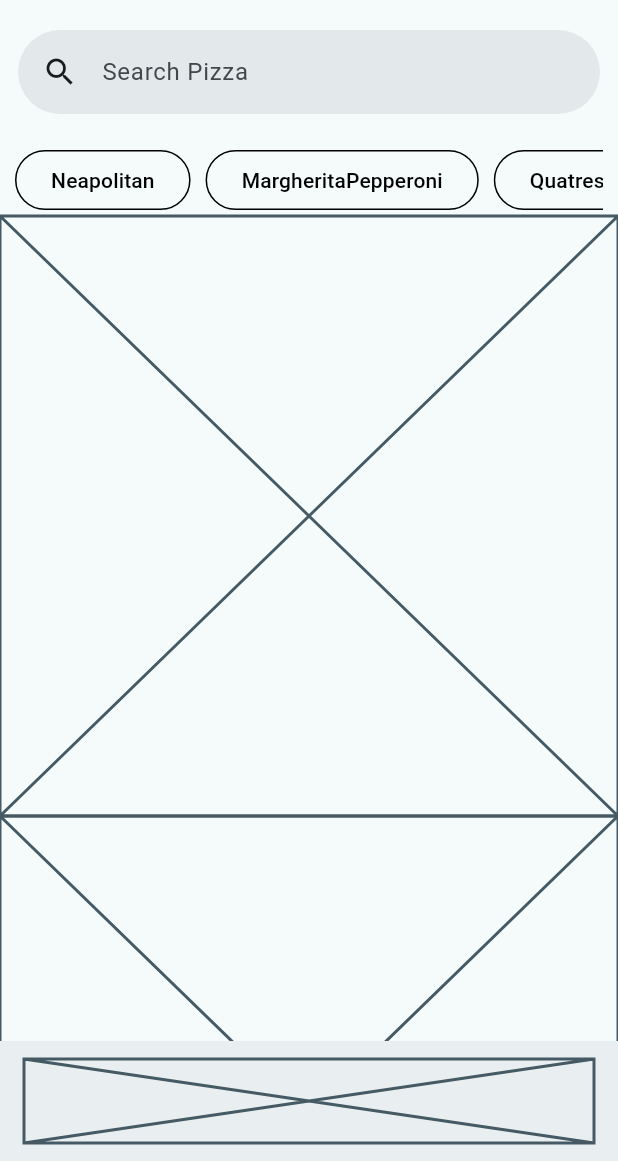
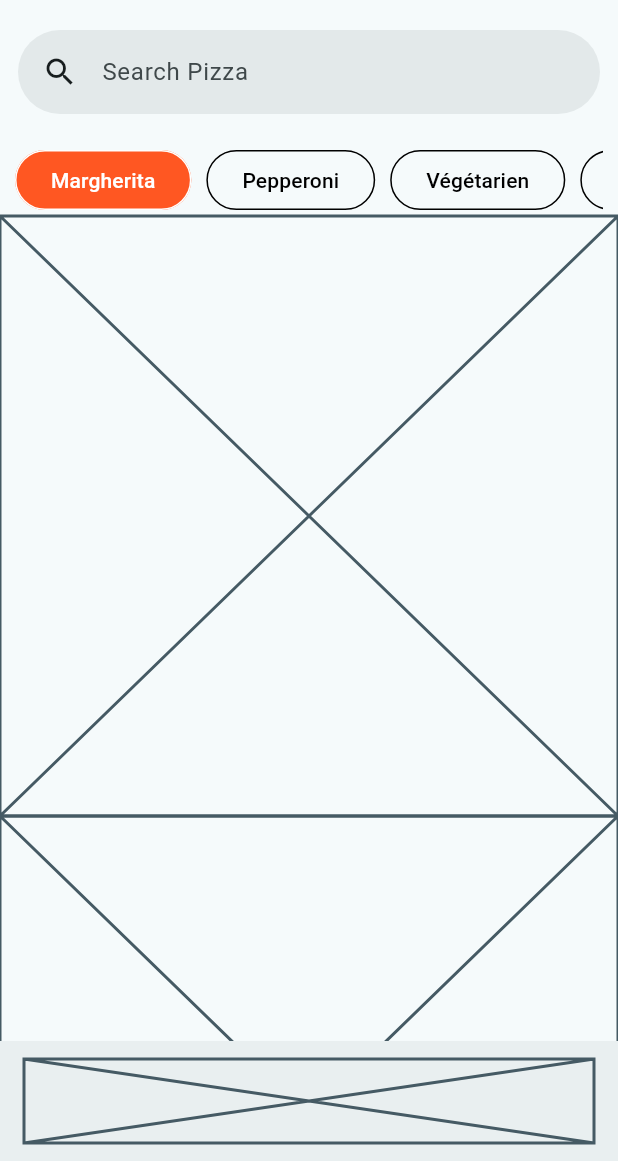
Before and after one commit to e-mandy/food_delivery_mobile_app, a Flutter app: the Accueil screen opened directly, on a phone screen of 412 x 824 dp, the part 75-1236 px from its top. Run offline on Flutter 3.47's test engine with Material 3 defaults, Android fonts, the phone set to English and light mode, and no system bars; our stand-ins replace slide_to_act.

Commit message:
Finalisation de la section de categorie de pizza

```diff
--- a/lib/Accueil/components/body/food_categorie.dart
+++ b/lib/Accueil/components/body/food_categorie.dart
@@ -11,12 +11,12 @@ class _FoodCategorieState extends State<FoodCategorie> {
   @override
   Widget build(BuildContext context) {
 
-    final List<String> foodCategories = [
-      "Neapolitan",
-      "Margherita"
-      "Pepperoni",
-      "Quatres Saison",
-      "Royale Pizza"
+    final List<Map<String, bool>> foodCategories = [
+      {"Margherita": true},
+      {"Pepperoni": false},
+      {"Végétarien": false},
+      {"Quatres Saisons": false},
+      {"Royale Pizza": false},
     ];
 
     return Container(
@@ -34,16 +34,17 @@ class _FoodCategorieState extends State<FoodCategorie> {
                     return OutlinedButton(
                       onPressed: (){},
                       style: OutlinedButton.styleFrom(
-                      side: BorderSide(
-                        color: Colors.black
-                      )
-                    ),
-                    child: Text(category,
-                      style:
-                        TextStyle(
-                          color: Colors.black
+
+                        backgroundColor: category.values.first ? Theme.of(context).primaryColor : Colors.transparent,
+                        side: BorderSide(
+                          color: category.values.first ? Colors.white : Colors.black
                         )
-                    ),
+                      ),
+                      child: Text(category.keys.first,
+                        style: TextStyle(
+                          color: category.values.first ? Colors.white : Colors.black
+                        )
+                      ),
                     );
                   }),
                 ],
```
